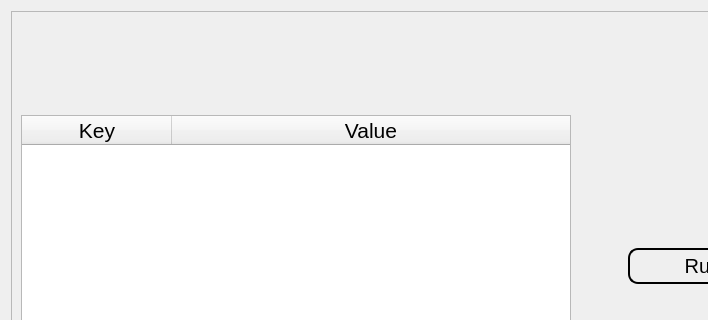
This is ui/edite.ui in Achu-Worifung/quickMove as Qt 5 draws it before an edit; both pictures show x 0 to 708 and y 0 to 320 of the 851 by 799 pixel window. The edited form follows.
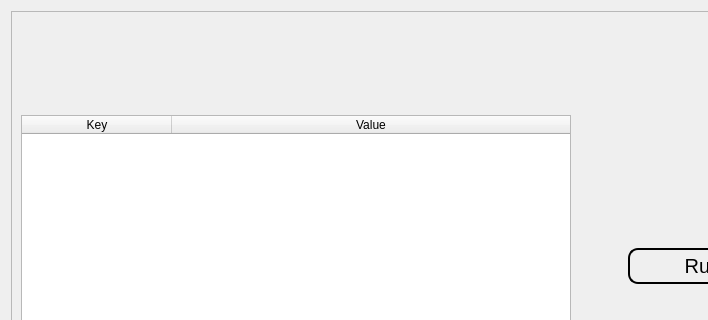
This is the edited form.

Commit message: fixed data not beinginserted into table

Diff of the .ui file:
```diff
--- a/ui/edite.ui
+++ b/ui/edite.ui
@@ -94,7 +94,7 @@
            </property>
            <property name="font">
             <font>
-             <pointsize>20</pointsize>
+             <pointsize>9</pointsize>
             </font>
            </property>
            <property name="sizeAdjustPolicy">
@@ -118,7 +118,7 @@
             </property>
             <property name="font">
              <font>
-              <pointsize>16</pointsize>
+              <pointsize>9</pointsize>
              </font>
             </property>
             <property name="textAlignment">
@@ -131,7 +131,7 @@
             </property>
             <property name="font">
              <font>
-              <pointsize>16</pointsize>
+              <pointsize>9</pointsize>
              </font>
             </property>
             <property name="textAlignment">
```
Left out of the diff: 3 changed lines with no effect on the pictures. The commit also changes 1 other file.
